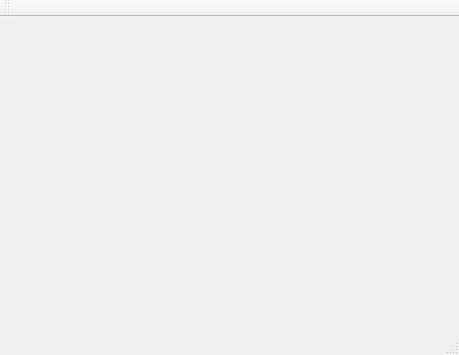
Old version of the form litewiz/src/user_interface/main_window.ui in the repository panone/litewiz.
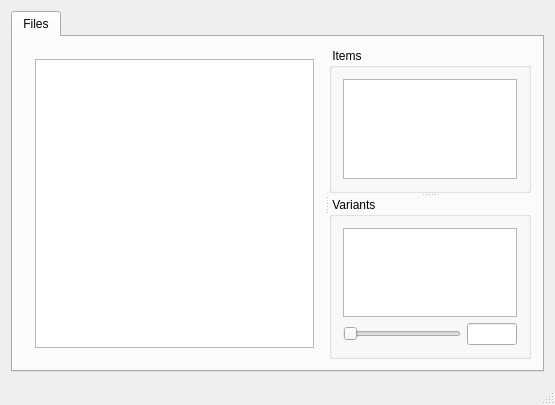
New version of the form.

Commit message: + main window layout

```diff
--- a/litewiz/src/user_interface/main_window.ui
+++ b/litewiz/src/user_interface/main_window.ui
@@ -6,14 +6,107 @@
    <rect>
     <x>0</x>
     <y>0</y>
-    <width>459</width>
-    <height>355</height>
+    <width>555</width>
+    <height>405</height>
    </rect>
   </property>
   <property name="windowTitle">
    <string>MainWindow</string>
   </property>
-  <widget class="QWidget" name="centralWidget"/>
+  <widget class="QWidget" name="centralWidget">
+   <layout class="QHBoxLayout" name="horizontalLayout1">
+    <item>
+     <widget class="QTabWidget" name="tabWidget">
+      <property name="currentIndex">
+       <number>0</number>
+      </property>
+      <widget class="QWidget" name="tab">
+       <attribute name="title">
+        <string>Files</string>
+       </attribute>
+       <layout class="QHBoxLayout" name="horizontalLayout2">
+        <item>
+         <widget class="QSplitter" name="splitter1">
+          <property name="orientation">
+           <enum>Qt::Horizontal</enum>
+          </property>
+          <widget class="QWidget" name="verticalLayoutWidget">
+           <layout class="QVBoxLayout" name="verticalLayout1">
+            <item>
+             <widget class="QTreeView" name="filesTreeView"/>
+            </item>
+            <item>
+             <spacer name="horizontalSpacer1">
+              <property name="orientation">
+               <enum>Qt::Horizontal</enum>
+              </property>
+              <property name="sizeHint" stdset="0">
+               <size>
+                <width>400</width>
+                <height>0</height>
+               </size>
+              </property>
+             </spacer>
+            </item>
+           </layout>
+          </widget>
+          <widget class="QSplitter" name="splitter2">
+           <property name="orientation">
+            <enum>Qt::Vertical</enum>
+           </property>
+           <widget class="QGroupBox" name="groupBox1">
+            <property name="title">
+             <string> Items </string>
+            </property>
+            <layout class="QVBoxLayout" name="verticalLayout2">
+             <item>
+              <widget class="QListView" name="itemsListView"/>
+             </item>
+            </layout>
+           </widget>
+           <widget class="QGroupBox" name="groupBox2">
+            <property name="title">
+             <string> Variants </string>
+            </property>
+            <layout class="QVBoxLayout" name="verticalLayout3">
+             <item>
+              <widget class="QListView" name="variantsListView"/>
+             </item>
+             <item>
+              <layout class="QHBoxLayout" name="horizontalLayout3">
+               <item>
+                <widget class="QSlider" name="varianceSlider">
+                 <property name="orientation">
+                  <enum>Qt::Horizontal</enum>
+                 </property>
+                 <property name="tickPosition">
+                  <enum>QSlider::NoTicks</enum>
+                 </property>
+                </widget>
+               </item>
+               <item>
+                <widget class="QLineEdit" name="varianceLineEdit">
+                 <property name="maximumSize">
+                  <size>
+                   <width>50</width>
+                   <height>16777215</height>
+                  </size>
+                 </property>
+                </widget>
+               </item>
+              </layout>
+             </item>
+            </layout>
+           </widget>
+          </widget>
+         </widget>
+        </item>
+       </layout>
+      </widget>
+     </widget>
+    </item>
+   </layout>
+  </widget>
   <widget class="QMenuBar" name="menuBar">
    <property name="geometry">
     <rect>
@@ -24,14 +117,6 @@
     </rect>
    </property>
   </widget>
-  <widget class="QToolBar" name="mainToolBar">
-   <attribute name="toolBarArea">
-    <enum>TopToolBarArea</enum>
-   </attribute>
-   <attribute name="toolBarBreak">
-    <bool>false</bool>
-   </attribute>
-  </widget>
   <widget class="QStatusBar" name="statusBar"/>
  </widget>
  <layoutdefault spacing="6" margin="11"/>
```
Left out of the diff: 2 changed lines with no effect on the pictures.
